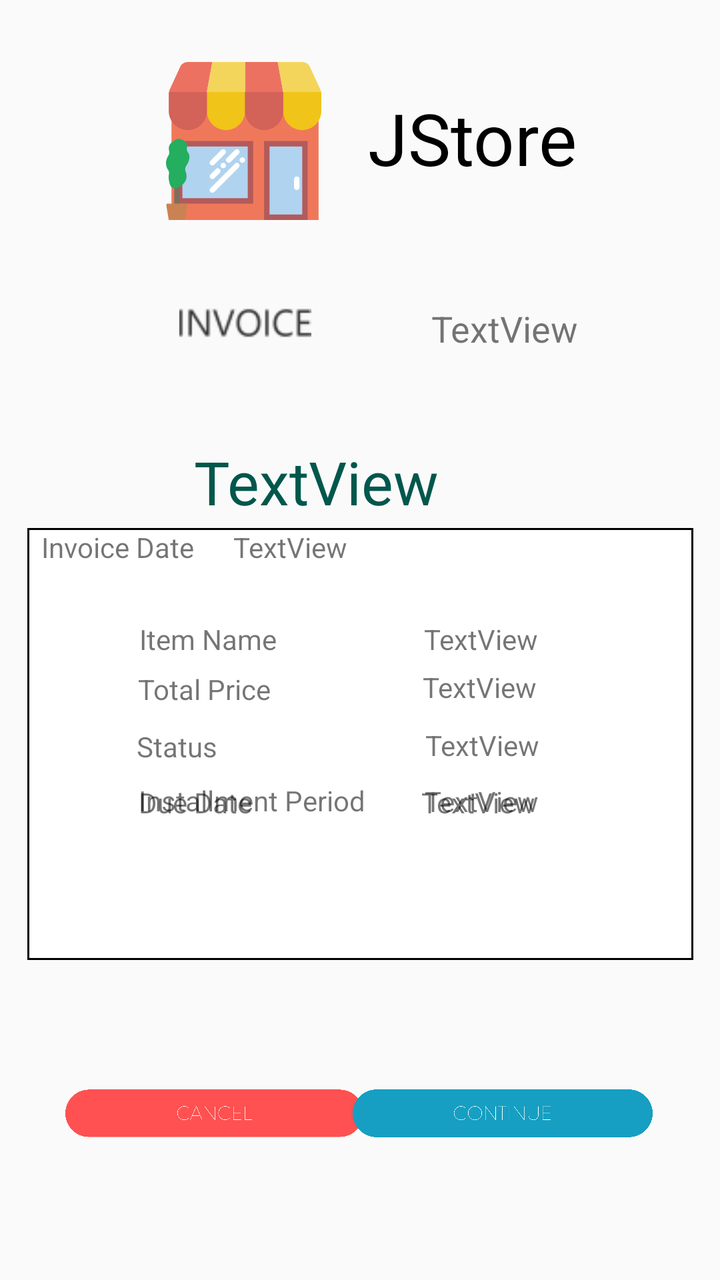
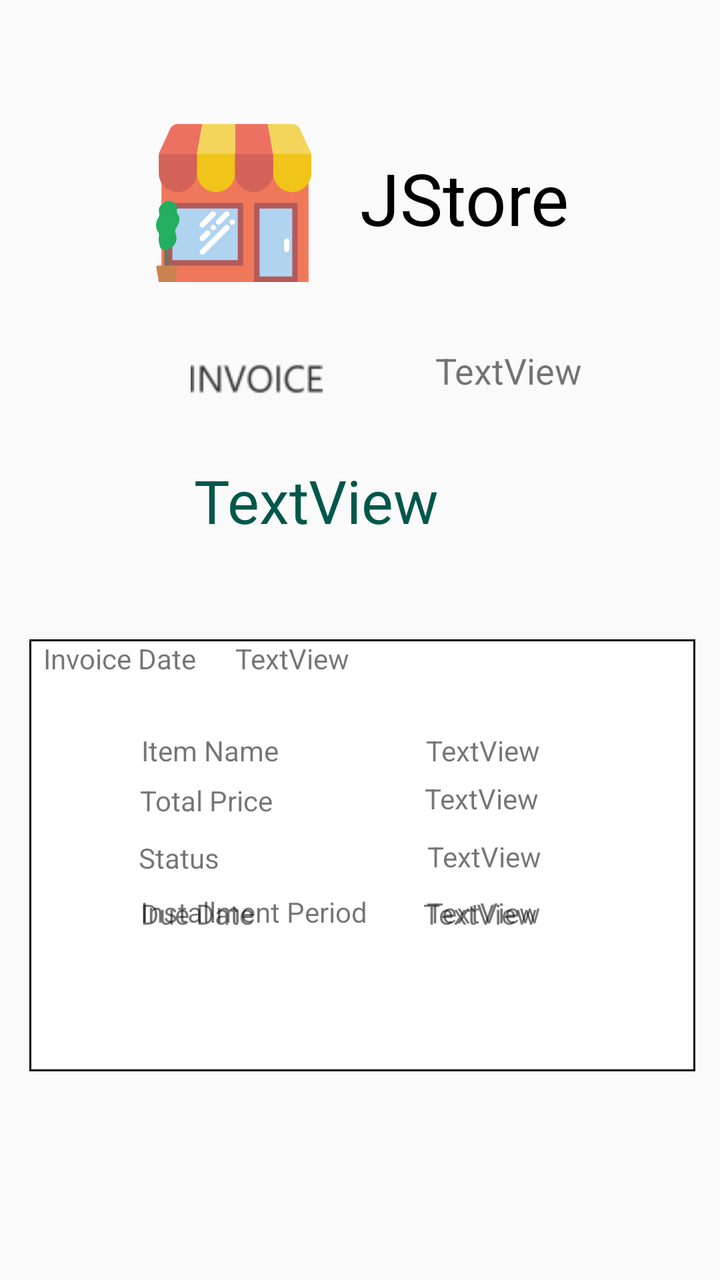

Two renders of the same Android screen: before a commit and after it. Below are the layout's source before the change and the commit's diff.
<!-- AndroidManifest.xml: application theme AppTheme -->
<!-- res/layout/content_isi_invoice.xml -->
<?xml version="1.0" encoding="utf-8"?>
<android.support.constraint.ConstraintLayout
        xmlns:android="http://schemas.android.com/apk/res/android"
        xmlns:tools="http://schemas.android.com/tools"
        xmlns:app="http://schemas.android.com/apk/res-auto"
        android:layout_width="match_parent"
        android:layout_height="match_parent">

    <TextView
            android:id="@+id/textView7"
            android:layout_width="134dp"
            android:layout_height="23dp"
            android:layout_marginStart="8dp"
            android:layout_marginTop="8dp"
            android:layout_marginEnd="136dp"
            android:layout_marginBottom="364dp"
            android:textColor="@android:color/holo_blue_dark"
            android:textSize="18sp"
            app:layout_constraintBottom_toBottomOf="parent"
            app:layout_constraintEnd_toEndOf="parent"
            app:layout_constraintHorizontal_bias="1.0"
            app:layout_constraintStart_toStartOf="parent"
            app:layout_constraintTop_toBottomOf="@+id/imageView6"
            app:layout_constraintVertical_bias="0.0" />

    <ImageView
            android:id="@+id/imageView4"
            android:layout_width="84dp"
            android:layout_height="79dp"
            android:layout_marginStart="8dp"
            android:layout_marginTop="8dp"
            android:layout_marginEnd="8dp"
            android:layout_marginBottom="8dp"
            app:layout_constraintBottom_toBottomOf="parent"
            app:layout_constraintEnd_toEndOf="parent"
            app:layout_constraintHorizontal_bias="0.276"
            app:layout_constraintStart_toStartOf="parent"
            app:layout_constraintTop_toTopOf="parent"
            app:layout_constraintVertical_bias="0.042"
            app:srcCompat="@drawable/ic_vector_store" />

    <TextView
            android:id="@+id/textView4"
            android:layout_width="115dp"
            android:layout_height="50dp"
            android:layout_marginStart="13dp"
            android:layout_marginTop="8dp"
            android:layout_marginEnd="8dp"
            android:layout_marginBottom="8dp"
            android:text="JStore"
            android:textColor="@android:color/black"
            android:textSize="36sp"
            app:layout_constraintBottom_toBottomOf="parent"
            app:layout_constraintEnd_toEndOf="parent"
            app:layout_constraintHorizontal_bias="0.123"
            app:layout_constraintStart_toEndOf="@+id/imageView4"
            app:layout_constraintTop_toTopOf="parent"
            app:layout_constraintVertical_bias="0.064" />
    <ImageView
            android:layout_width="155dp"
            android:layout_height="66dp" app:srcCompat="@drawable/ic_invoice"
            android:id="@+id/imageView6" android:layout_marginTop="8dp"
            app:layout_constraintTop_toBottomOf="@+id/imageView4" app:layout_constraintStart_toStartOf="parent"
            android:layout_marginStart="8dp" app:layout_constraintEnd_toEndOf="parent" android:layout_marginEnd="8dp"
            android:layout_marginBottom="8dp" app:layout_constraintBottom_toBottomOf="parent"
            app:layout_constraintVertical_bias="0.022" app:layout_constraintHorizontal_bias="0.195"/>

    <TextView
            android:id="@+id/name_customer"
            android:layout_width="130dp"
            android:layout_height="43dp"
            android:layout_marginStart="8dp"
            android:layout_marginTop="8dp"
            android:layout_marginEnd="116dp"
            android:text="TextView"
            android:textColor="@color/colorPrimaryDark"
            android:textSize="30sp"
            app:layout_constraintEnd_toEndOf="parent"
            app:layout_constraintHorizontal_bias="0.84"
            app:layout_constraintStart_toStartOf="parent"
            app:layout_constraintTop_toBottomOf="@+id/imageView6"
            android:layout_marginBottom="8dp" app:layout_constraintBottom_toBottomOf="parent"
            app:layout_constraintVertical_bias="0.048"/>

    <TableLayout
            android:id="@+id/tableLayout"
            android:layout_width="333dp"
            android:layout_height="216dp"
            android:layout_marginStart="8dp"
            android:layout_marginTop="8dp"
            android:layout_marginEnd="8dp"
            android:layout_marginBottom="164dp"
            android:background="@drawable/border"
            app:layout_constraintBottom_toBottomOf="parent"
            app:layout_constraintEnd_toEndOf="parent"
            app:layout_constraintStart_toStartOf="parent"
            app:layout_constraintTop_toBottomOf="@+id/name_customer"
            app:layout_constraintVertical_bias="0.661"/>

    <ImageView
            android:id="@+id/cancel_button"
            android:layout_width="149dp"
            android:layout_height="90dp"
            android:layout_marginStart="8dp"
            android:layout_marginTop="8dp"
            android:layout_marginEnd="8dp"
            android:layout_marginBottom="8dp"
            app:layout_constraintBottom_toBottomOf="parent"
            app:layout_constraintEnd_toEndOf="parent"
            app:layout_constraintHorizontal_bias="0.126"
            app:layout_constraintStart_toStartOf="parent"
            app:layout_constraintTop_toBottomOf="@+id/tableLayout"
            app:layout_constraintVertical_bias="0.44"
            app:srcCompat="@drawable/cancel" />

    <ImageView
            android:id="@+id/finish_button"
            android:layout_width="150dp"
            android:layout_height="90dp"
            android:layout_marginStart="8dp"
            android:layout_marginTop="8dp"
            android:layout_marginEnd="36dp"
            android:layout_marginBottom="8dp"
            app:layout_constraintBottom_toBottomOf="parent"
            app:layout_constraintEnd_toEndOf="parent"
            app:layout_constraintHorizontal_bias="0.863"
            app:layout_constraintStart_toEndOf="@+id/cancel_button"
            app:layout_constraintTop_toBottomOf="@+id/tableLayout"
            app:layout_constraintVertical_bias="0.44"
            app:srcCompat="@drawable/continu" />

    <TextView
            android:id="@+id/textView9"
            android:layout_width="wrap_content"
            android:layout_height="wrap_content"
            android:text="Invoice Date"
            app:layout_constraintBottom_toBottomOf="@+id/tableLayout"
            app:layout_constraintEnd_toEndOf="@+id/tableLayout"
            app:layout_constraintHorizontal_bias="0.027"
            app:layout_constraintStart_toStartOf="@+id/tableLayout"
            app:layout_constraintTop_toTopOf="@+id/tableLayout"
            app:layout_constraintVertical_bias="0.0" />
    <TextView
            android:text="TextView"
            android:layout_width="222dp"
            android:layout_height="19dp"
            android:id="@+id/date_invoice" app:layout_constraintStart_toEndOf="@+id/textView9"
            android:layout_marginStart="8dp" app:layout_constraintEnd_toEndOf="@+id/tableLayout"
            android:layout_marginEnd="8dp"
            app:layout_constraintBottom_toBottomOf="@+id/tableLayout"
            app:layout_constraintTop_toTopOf="@+id/tableLayout" app:layout_constraintHorizontal_bias="1.0"
            app:layout_constraintVertical_bias="0.0"/>
    <TextView
            android:text="Item Name"
            android:layout_width="wrap_content"
            android:layout_height="wrap_content"
            android:id="@+id/textView11" android:layout_marginTop="8dp"
            app:layout_constraintTop_toBottomOf="@+id/textView9" app:layout_constraintStart_toStartOf="@+id/tableLayout"
            app:layout_constraintEnd_toEndOf="@+id/tableLayout" android:layout_marginBottom="8dp"
            app:layout_constraintBottom_toBottomOf="@+id/tableLayout" app:layout_constraintHorizontal_bias="0.212"
            app:layout_constraintVertical_bias="0.117"/>

    <TextView
            android:id="@+id/name_item"
            android:layout_width="wrap_content"
            android:layout_height="wrap_content"
            android:layout_marginStart="8dp"
            android:layout_marginTop="8dp"
            android:layout_marginEnd="8dp"
            android:layout_marginBottom="8dp"
            android:text="TextView"
            app:layout_constraintBottom_toBottomOf="@+id/tableLayout"
            app:layout_constraintEnd_toEndOf="@+id/tableLayout"
            app:layout_constraintHorizontal_bias="0.484"
            app:layout_constraintStart_toEndOf="@+id/textView11"
            app:layout_constraintTop_toBottomOf="@+id/date_invoice"
            app:layout_constraintVertical_bias="0.117" />
    <TextView
            android:text="Total Price"
            android:layout_width="wrap_content"
            android:layout_height="wrap_content"
            android:id="@+id/textView13" android:layout_marginTop="4dp"
            app:layout_constraintTop_toBottomOf="@+id/textView11" app:layout_constraintEnd_toEndOf="@+id/tableLayout"
            app:layout_constraintStart_toStartOf="@+id/tableLayout" app:layout_constraintHorizontal_bias="0.208"
            android:layout_marginBottom="8dp" app:layout_constraintBottom_toBottomOf="@+id/tableLayout"
            app:layout_constraintVertical_bias="0.016"/>

    <TextView
            android:id="@+id/textView14"
            android:layout_width="wrap_content"
            android:layout_height="wrap_content"
            android:layout_marginTop="8dp"
            android:layout_marginBottom="44dp"
            android:text="Due Date"
            app:layout_constraintBottom_toBottomOf="@+id/tableLayout"
            app:layout_constraintEnd_toEndOf="@+id/tableLayout"
            app:layout_constraintHorizontal_bias="0.202"
            app:layout_constraintStart_toStartOf="@+id/tableLayout"
            app:layout_constraintTop_toBottomOf="@+id/textView17"
            app:layout_constraintVertical_bias="0.037" />

    <TextView
            android:id="@+id/textView15"
            android:layout_width="wrap_content"
            android:layout_height="wrap_content"
            android:layout_marginTop="8dp"
            android:layout_marginBottom="36dp"
            android:text="Installment Period"
            app:layout_constraintBottom_toBottomOf="@+id/tableLayout"
            app:layout_constraintEnd_toEndOf="@+id/tableLayout"
            app:layout_constraintHorizontal_bias="0.253"
            app:layout_constraintStart_toStartOf="@+id/tableLayout"
            app:layout_constraintTop_toBottomOf="@+id/textView17"
            app:layout_constraintVertical_bias="0.0" />

    <TextView
            android:id="@+id/type_invoice"
            android:layout_width="117dp"
            android:layout_height="31dp"
            android:layout_marginStart="8dp"
            android:layout_marginTop="8dp"
            android:layout_marginEnd="8dp"
            android:layout_marginBottom="8dp"
            android:text="TextView"
            android:textSize="18sp"
            app:layout_constraintBottom_toTopOf="@+id/textView7"
            app:layout_constraintEnd_toEndOf="parent"
            app:layout_constraintHorizontal_bias="0.279"
            app:layout_constraintStart_toEndOf="@+id/imageView6"
            app:layout_constraintTop_toBottomOf="@+id/imageView4"
            app:layout_constraintVertical_bias="0.758" />

    <TextView
            android:id="@+id/textView17"
            android:layout_width="wrap_content"
            android:layout_height="wrap_content"
            android:layout_marginTop="8dp"
            android:layout_marginBottom="96dp"
            android:text="Status"
            app:layout_constraintBottom_toBottomOf="@+id/tableLayout"
            app:layout_constraintEnd_toEndOf="@+id/tableLayout"
            app:layout_constraintHorizontal_bias="0.187"
            app:layout_constraintStart_toStartOf="@+id/tableLayout"
            app:layout_constraintTop_toBottomOf="@+id/textView13" />

    <TextView
            android:id="@+id/price_total"
            android:layout_width="wrap_content"
            android:layout_height="wrap_content"
            android:layout_marginStart="8dp"
            android:layout_marginTop="5dp"
            android:layout_marginEnd="8dp"
            android:layout_marginBottom="8dp"
            android:text="TextView"
            app:layout_constraintBottom_toBottomOf="@+id/tableLayout"
            app:layout_constraintEnd_toEndOf="@+id/tableLayout"
            app:layout_constraintHorizontal_bias="0.492"
            app:layout_constraintStart_toEndOf="@+id/textView13"
            app:layout_constraintTop_toBottomOf="@+id/name_item"
            app:layout_constraintVertical_bias="0.0" />

    <TextView
            android:id="@+id/date_due"
            android:layout_width="wrap_content"
            android:layout_height="wrap_content"
            android:layout_marginStart="8dp"
            android:layout_marginTop="8dp"
            android:layout_marginEnd="8dp"
            android:layout_marginBottom="8dp"
            android:text="TextView"
            app:layout_constraintBottom_toBottomOf="@+id/tableLayout"
            app:layout_constraintEnd_toEndOf="@+id/tableLayout"
            app:layout_constraintHorizontal_bias="0.531"
            app:layout_constraintStart_toEndOf="@+id/textView14"
            app:layout_constraintTop_toBottomOf="@+id/status_invoice"
            app:layout_constraintVertical_bias="0.015" />

    <TextView
            android:id="@+id/period_installment"
            android:layout_width="wrap_content"
            android:layout_height="wrap_content"
            android:layout_marginStart="8dp"
            android:layout_marginTop="8dp"
            android:layout_marginEnd="8dp"
            android:layout_marginBottom="68dp"
            android:text="TextView"
            app:layout_constraintBottom_toBottomOf="@+id/tableLayout"
            app:layout_constraintEnd_toEndOf="@+id/tableLayout"
            app:layout_constraintHorizontal_bias="0.218"
            app:layout_constraintStart_toEndOf="@+id/textView15"
            app:layout_constraintTop_toBottomOf="@+id/status_invoice" />

    <TextView
            android:id="@+id/status_invoice"
            android:layout_width="wrap_content"
            android:layout_height="wrap_content"
            android:layout_marginStart="8dp"
            android:layout_marginTop="8dp"
            android:layout_marginEnd="8dp"
            android:layout_marginBottom="96dp"
            android:text="TextView"
            app:layout_constraintBottom_toBottomOf="@+id/tableLayout"
            app:layout_constraintEnd_toEndOf="@+id/tableLayout"
            app:layout_constraintHorizontal_bias="0.582"
            app:layout_constraintStart_toEndOf="@+id/textView17"
            app:layout_constraintTop_toBottomOf="@+id/price_total" />

    <TableRow
            android:id="@+id/tableRow"
            android:layout_width="333dp"
            android:layout_height="41dp"
            android:layout_marginStart="8dp"
            android:layout_marginEnd="16dp"
            android:layout_marginBottom="380dp"
            android:background="@drawable/border"
            app:layout_constraintBottom_toBottomOf="parent"
            app:layout_constraintEnd_toEndOf="parent"
            app:layout_constraintHorizontal_bias="0.574"
            app:layout_constraintStart_toStartOf="parent"
            android:layout_marginTop="8dp" app:layout_constraintTop_toBottomOf="@+id/name_customer"
            app:layout_constraintVertical_bias="0.206">

        <TextView
                android:id="@+id/textView3"
                android:layout_width="wrap_content"
                android:layout_height="match_parent"
                android:paddingLeft="4dp"
                android:paddingTop="5dp"
                android:text="Invoice ID"
                android:textColor="@color/colorPrimary"
                android:textSize="18sp"/>

        <TextView
                android:id="@+id/id_invoice"
                android:layout_width="256dp"
                android:layout_height="wrap_content"
                android:paddingLeft="150dp"
                android:text="TextView"
                android:textSize="18sp"/>
    </TableRow>
</android.support.constraint.ConstraintLayout>
<!-- resources referenced by this layout -->
<resources>
  <color name="colorPrimary">#0C3B37</color>
  <color name="colorPrimaryDark">#00574B</color>
  <!-- drawable border (drawable) -->
  <?xml version="1.0" encoding="utf-8"?>
  <shape
      xmlns:android="http://schemas.android.com/apk/res/android"
      android:shape= "rectangle">
      <solid android:color="#ffffff"/>
      <stroke android:width="1dp" android:color="#000000"/>
  </shape>
  <!-- drawable cancel: png bitmap (drawable, 29101 bytes) -->
  <!-- drawable continu: png bitmap (drawable, 32033 bytes) -->
  <!-- drawable ic_invoice: png bitmap (drawable-hdpi, 483 bytes) -->
  <!-- drawable ic_vector_store: vector/xml drawable (drawable, 4504 chars, omitted) -->
  <style name="AppTheme" parent="Theme.AppCompat.Light.NoActionBar">
          
          <item name="colorPrimary">@color/colorPrimary</item>
          <item name="colorPrimaryDark">@color/colorPrimaryDark</item>
          <item name="colorAccent">@color/colorAccent</item>
      </style>
  <color name="colorAccent">#D81B60</color>
</resources>

<!-- the commit's change to res/layout/content_isi_invoice.xml (unified diff, before → after) -->
@@ -4,7 +4,7 @@
         xmlns:tools="http://schemas.android.com/tools"
         xmlns:app="http://schemas.android.com/apk/res-auto"
         android:layout_width="match_parent"
-        android:layout_height="match_parent">
+        android:layout_height="match_parent" android:layout_marginBottom="175dp">
 
     <TextView
             android:id="@+id/textView7"
@@ -21,7 +21,7 @@
             app:layout_constraintHorizontal_bias="1.0"
             app:layout_constraintStart_toStartOf="parent"
             app:layout_constraintTop_toBottomOf="@+id/imageView6"
-            app:layout_constraintVertical_bias="0.0" />
+            app:layout_constraintVertical_bias="0.0"/>
 
     <ImageView
             android:id="@+id/imageView4"
@@ -33,11 +33,11 @@
             android:layout_marginBottom="8dp"
             app:layout_constraintBottom_toBottomOf="parent"
             app:layout_constraintEnd_toEndOf="parent"
-            app:layout_constraintHorizontal_bias="0.276"
+            app:layout_constraintHorizontal_bias="0.257"
             app:layout_constraintStart_toStartOf="parent"
             app:layout_constraintTop_toTopOf="parent"
-            app:layout_constraintVertical_bias="0.042"
-            app:srcCompat="@drawable/ic_vector_store" />
+            app:layout_constraintVertical_bias="0.099"
+            app:srcCompat="@drawable/ic_vector_store"/>
 
     <TextView
             android:id="@+id/textView4"
@@ -52,10 +52,10 @@
             android:textSize="36sp"
             app:layout_constraintBottom_toBottomOf="parent"
             app:layout_constraintEnd_toEndOf="parent"
-            app:layout_constraintHorizontal_bias="0.123"
+            app:layout_constraintHorizontal_bias="0.126"
             app:layout_constraintStart_toEndOf="@+id/imageView4"
             app:layout_constraintTop_toTopOf="parent"
-            app:layout_constraintVertical_bias="0.064" />
+            app:layout_constraintVertical_bias="0.116"/>
     <ImageView
             android:layout_width="155dp"
             android:layout_height="66dp" app:srcCompat="@drawable/ic_invoice"
@@ -63,7 +63,7 @@
             app:layout_constraintTop_toBottomOf="@+id/imageView4" app:layout_constraintStart_toStartOf="parent"
             android:layout_marginStart="8dp" app:layout_constraintEnd_toEndOf="parent" android:layout_marginEnd="8dp"
             android:layout_marginBottom="8dp" app:layout_constraintBottom_toBottomOf="parent"
-            app:layout_constraintVertical_bias="0.022" app:layout_constraintHorizontal_bias="0.195"/>
+            app:layout_constraintVertical_bias="0.017" app:layout_constraintHorizontal_bias="0.225"/>
 
     <TextView
             android:id="@+id/name_customer"
@@ -80,54 +80,21 @@
             app:layout_constraintStart_toStartOf="parent"
             app:layout_constraintTop_toBottomOf="@+id/imageView6"
             android:layout_marginBottom="8dp" app:layout_constraintBottom_toBottomOf="parent"
-            app:layout_constraintVertical_bias="0.048"/>
+            app:layout_constraintVertical_bias="0.0"/>
 
     <TableLayout
             android:id="@+id/tableLayout"
             android:layout_width="333dp"
             android:layout_height="216dp"
             android:layout_marginStart="8dp"
-            android:layout_marginTop="8dp"
-            android:layout_marginEnd="8dp"
-            android:layout_marginBottom="164dp"
+            android:layout_marginTop="44dp"
+            android:layout_marginEnd="8dp"
             android:background="@drawable/border"
-            app:layout_constraintBottom_toBottomOf="parent"
             app:layout_constraintEnd_toEndOf="parent"
             app:layout_constraintStart_toStartOf="parent"
             app:layout_constraintTop_toBottomOf="@+id/name_customer"
-            app:layout_constraintVertical_bias="0.661"/>
-
-    <ImageView
-            android:id="@+id/cancel_button"
-            android:layout_width="149dp"
-            android:layout_height="90dp"
-            android:layout_marginStart="8dp"
-            android:layout_marginTop="8dp"
-            android:layout_marginEnd="8dp"
-            android:layout_marginBottom="8dp"
-            app:layout_constraintBottom_toBottomOf="parent"
-            app:layout_constraintEnd_toEndOf="parent"
-            app:layout_constraintHorizontal_bias="0.126"
-            app:layout_constraintStart_toStartOf="parent"
-            app:layout_constraintTop_toBottomOf="@+id/tableLayout"
-            app:layout_constraintVertical_bias="0.44"
-            app:srcCompat="@drawable/cancel" />
-
-    <ImageView
-            android:id="@+id/finish_button"
-            android:layout_width="150dp"
-            android:layout_height="90dp"
-            android:layout_marginStart="8dp"
-            android:layout_marginTop="8dp"
-            android:layout_marginEnd="36dp"
-            android:layout_marginBottom="8dp"
-            app:layout_constraintBottom_toBottomOf="parent"
-            app:layout_constraintEnd_toEndOf="parent"
-            app:layout_constraintHorizontal_bias="0.863"
-            app:layout_constraintStart_toEndOf="@+id/cancel_button"
-            app:layout_constraintTop_toBottomOf="@+id/tableLayout"
-            app:layout_constraintVertical_bias="0.44"
-            app:srcCompat="@drawable/continu" />
+            app:layout_constraintHorizontal_bias="0.612" android:layout_marginBottom="8dp"
+            app:layout_constraintBottom_toBottomOf="parent" app:layout_constraintVertical_bias="0.028"/>
 
     <TextView
             android:id="@+id/textView9"
@@ -139,7 +106,7 @@
             app:layout_constraintHorizontal_bias="0.027"
             app:layout_constraintStart_toStartOf="@+id/tableLayout"
             app:layout_constraintTop_toTopOf="@+id/tableLayout"
-            app:layout_constraintVertical_bias="0.0" />
+            app:layout_constraintVertical_bias="0.0"/>
     <TextView
             android:text="TextView"
             android:layout_width="222dp"
@@ -174,7 +141,7 @@
             app:layout_constraintHorizontal_bias="0.484"
             app:layout_constraintStart_toEndOf="@+id/textView11"
             app:layout_constraintTop_toBottomOf="@+id/date_invoice"
-            app:layout_constraintVertical_bias="0.117" />
+            app:layout_constraintVertical_bias="0.117"/>
     <TextView
             android:text="Total Price"
             android:layout_width="wrap_content"
@@ -197,7 +164,7 @@
             app:layout_constraintHorizontal_bias="0.202"
             app:layout_constraintStart_toStartOf="@+id/tableLayout"
             app:layout_constraintTop_toBottomOf="@+id/textView17"
-            app:layout_constraintVertical_bias="0.037" />
+            app:layout_constraintVertical_bias="0.037"/>
 
     <TextView
             android:id="@+id/textView15"
@@ -211,7 +178,7 @@
             app:layout_constraintHorizontal_bias="0.253"
             app:layout_constraintStart_toStartOf="@+id/tableLayout"
             app:layout_constraintTop_toBottomOf="@+id/textView17"
-            app:layout_constraintVertical_bias="0.0" />
+            app:layout_constraintVertical_bias="0.0"/>
 
     <TextView
             android:id="@+id/type_invoice"
@@ -225,10 +192,10 @@
             android:textSize="18sp"
             app:layout_constraintBottom_toTopOf="@+id/textView7"
             app:layout_constraintEnd_toEndOf="parent"
-            app:layout_constraintHorizontal_bias="0.279"
+            app:layout_constraintHorizontal_bias="0.18"
             app:layout_constraintStart_toEndOf="@+id/imageView6"
             app:layout_constraintTop_toBottomOf="@+id/imageView4"
-            app:layout_constraintVertical_bias="0.758" />
+            app:layout_constraintVertical_bias="0.575"/>
 
     <TextView
             android:id="@+id/textView17"
@@ -241,7 +208,7 @@
             app:layout_constraintEnd_toEndOf="@+id/tableLayout"
             app:layout_constraintHorizontal_bias="0.187"
             app:layout_constraintStart_toStartOf="@+id/tableLayout"
-            app:layout_constraintTop_toBottomOf="@+id/textView13" />
+            app:layout_constraintTop_toBottomOf="@+id/textView13"/>
 
     <TextView
             android:id="@+id/price_total"
@@ -257,7 +224,7 @@
             app:layout_constraintHorizontal_bias="0.492"
             app:layout_constraintStart_toEndOf="@+id/textView13"
             app:layout_constraintTop_toBottomOf="@+id/name_item"
-            app:layout_constraintVertical_bias="0.0" />
+            app:layout_constraintVertical_bias="0.0"/>
 
     <TextView
             android:id="@+id/date_due"
@@ -273,7 +240,7 @@
             app:layout_constraintHorizontal_bias="0.531"
             app:layout_constraintStart_toEndOf="@+id/textView14"
             app:layout_constraintTop_toBottomOf="@+id/status_invoice"
-            app:layout_constraintVertical_bias="0.015" />
+            app:layout_constraintVertical_bias="0.015"/>
 
     <TextView
             android:id="@+id/period_installment"
@@ -288,7 +255,7 @@
             app:layout_constraintEnd_toEndOf="@+id/tableLayout"
             app:layout_constraintHorizontal_bias="0.218"
             app:layout_constraintStart_toEndOf="@+id/textView15"
-            app:layout_constraintTop_toBottomOf="@+id/status_invoice" />
+            app:layout_constraintTop_toBottomOf="@+id/status_invoice"/>
 
     <TextView
             android:id="@+id/status_invoice"
@@ -303,7 +270,7 @@
             app:layout_constraintEnd_toEndOf="@+id/tableLayout"
             app:layout_constraintHorizontal_bias="0.582"
             app:layout_constraintStart_toEndOf="@+id/textView17"
-            app:layout_constraintTop_toBottomOf="@+id/price_total" />
+            app:layout_constraintTop_toBottomOf="@+id/price_total"/>
 
     <TableRow
             android:id="@+id/tableRow"
@@ -315,10 +282,10 @@
             android:background="@drawable/border"
             app:layout_constraintBottom_toBottomOf="parent"
             app:layout_constraintEnd_toEndOf="parent"
-            app:layout_constraintHorizontal_bias="0.574"
+            app:layout_constraintHorizontal_bias="0.703"
             app:layout_constraintStart_toStartOf="parent"
             android:layout_marginTop="8dp" app:layout_constraintTop_toBottomOf="@+id/name_customer"
-            app:layout_constraintVertical_bias="0.206">
+            app:layout_constraintVertical_bias="0.031">
 
         <TextView
                 android:id="@+id/textView3"
<!-- resource entries referenced after the edit -->
@@ -1,6 +1,6 @@
 <!-- resources referenced by this layout -->
 <resources>
-  <color name="colorPrimary">#0C3B37</color>
+  <color name="colorPrimary">#110556</color>
   <color name="colorPrimaryDark">#00574B</color>
   <!-- drawable border (drawable) -->
   <?xml version="1.0" encoding="utf-8"?>
@@ -10,8 +10,6 @@
       <solid android:color="#ffffff"/>
       <stroke android:width="1dp" android:color="#000000"/>
   </shape>
-  <!-- drawable cancel: png bitmap (drawable, 29101 bytes) -->
-  <!-- drawable continu: png bitmap (drawable, 32033 bytes) -->
   <!-- drawable ic_invoice: png bitmap (drawable-hdpi, 483 bytes) -->
   <!-- drawable ic_vector_store: vector/xml drawable (drawable, 4504 chars, omitted) -->
   <style name="AppTheme" parent="Theme.AppCompat.Light.NoActionBar">
